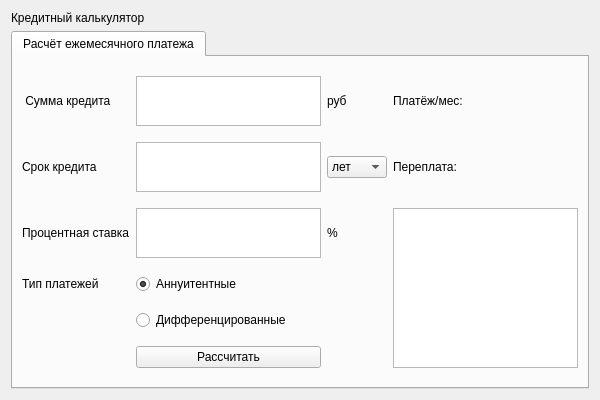
First picture: the form in src/Calculator/View/credit.ui, repository darrpama/CPP3_SmartCalc_v2.0-1, before the edit.
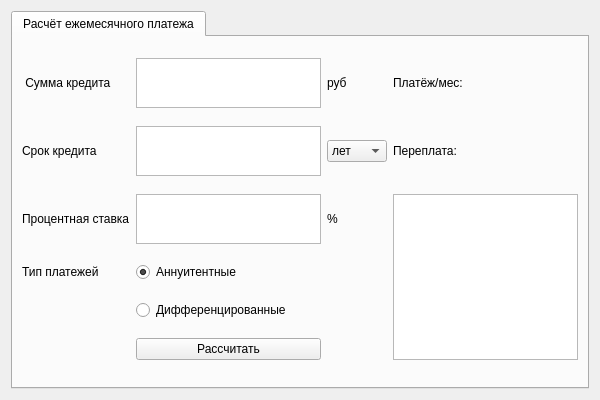
Second picture: the form after the edit.

Commit message: now deposit and credit are showing

```diff
--- a/src/Calculator/View/credit.ui
+++ b/src/Calculator/View/credit.ui
@@ -21,25 +21,6 @@
   </property>
   <layout class="QGridLayout" name="gridLayout">
    <item row="0" column="0">
-    <widget class="QLabel" name="label">
-     <property name="sizePolicy">
-      <sizepolicy hsizetype="Preferred" vsizetype="Fixed">
-       <horstretch>0</horstretch>
-       <verstretch>0</verstretch>
-      </sizepolicy>
-     </property>
-     <property name="maximumSize">
-      <size>
-       <width>16777215</width>
-       <height>20</height>
-      </size>
-     </property>
-     <property name="text">
-      <string>Кредитный калькулятор</string>
-     </property>
-    </widget>
-   </item>
-   <item row="1" column="0">
     <widget class="QTabWidget" name="tabWidget">
      <property name="currentIndex">
       <number>0</number>
```
The commit also changes 10 other files.
